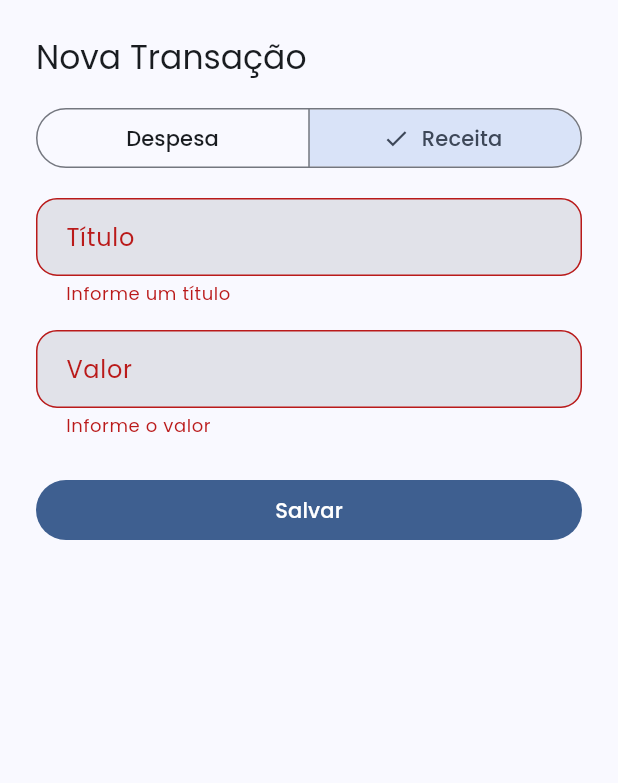
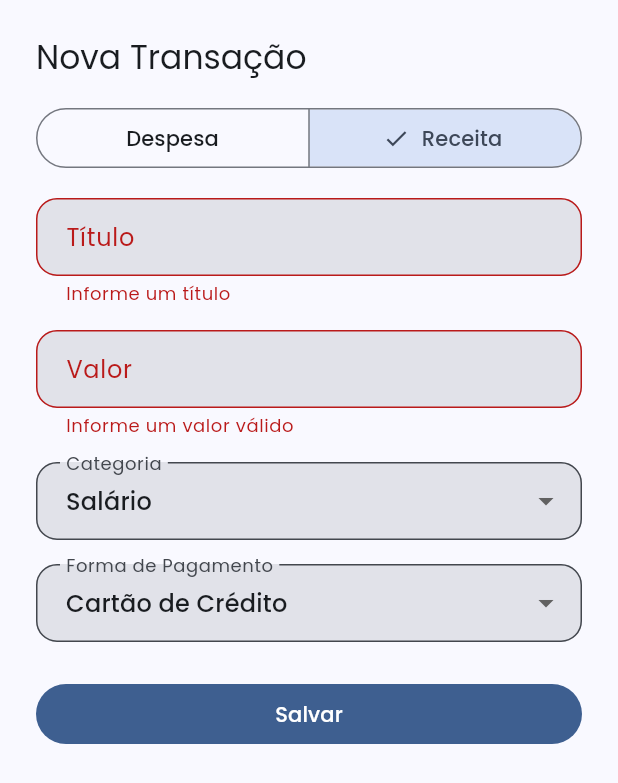
Before and after one commit to PedroT4skr/controle-financeiro-app, a Flutter app: the _TransactionForm widget shown alone on an empty page, opened directly with empty values, after a tap on "Receita", after a tap on "Salvar", on a phone screen of 412 x 824 dp. Shown: the top 783 px of the screen. Run offline on Flutter 3.47's test engine with Material 3 defaults, Android fonts, the phone set to English and light mode, and no system bars; our stand-ins replace cloud_firestore, connectivity_plus, currency_text_input_formatter, firebase_auth, firebase_core, flutter_riverpod and 3 more; accounts and stored records are empty; network calls fail.

Commit message:
feat: add currency formatter, categories, and payment methods for transactions

```diff
--- a/lib/views/dashboard_screen.dart
+++ b/lib/views/dashboard_screen.dart
@@ -2,6 +2,7 @@ import 'package:flutter/material.dart';
 import 'package:flutter_riverpod/flutter_riverpod.dart';
 import 'package:intl/intl.dart';
 import 'package:shimmer/shimmer.dart';
+import 'package:currency_text_input_formatter/currency_text_input_formatter.dart';
 import '../data/models/transaction_model.dart';
 import '../providers/auth_provider.dart';
 import '../providers/transaction_provider.dart';
@@ -415,7 +416,13 @@ class _TransactionListItem extends StatelessWidget {
           child: Icon(icon, color: color),
         ),
         title: Text(transaction.title, style: const TextStyle(fontWeight: FontWeight.bold)),
-        subtitle: Text(DateFormat('dd/MM/yyyy').format(transaction.date)),
+        subtitle: Column(
+          crossAxisAlignment: CrossAxisAlignment.start,
+          children: [
+            Text('${transaction.category} • ${transaction.paymentMethod}'),
+            Text(DateFormat('dd/MM/yyyy').format(transaction.date), style: const TextStyle(fontSize: 12)),
+          ],
+        ),
         trailing: Text(
           '${isIncome ? '+' : '-'} ${currencyFormatter.format(transaction.amount)}',
           style: TextStyle(color: color, fontWeight: FontWeight.bold, fontSize: 16),
@@ -438,7 +445,19 @@ class _TransactionFormState extends ConsumerState<_TransactionForm> {
   final _formKey = GlobalKey<FormState>();
   final _titleController = TextEditingController();
   final _amountController = TextEditingController();
+  final CurrencyTextInputFormatter _currencyFormatter = CurrencyTextInputFormatter.currency(
+    locale: 'pt_BR',
+    symbol: 'R\$',
+    decimalDigits: 2,
+  );
+
   TransactionType _type = TransactionType.despesa;
+  String _category = 'Alimentação';
+  String _paymentMethod = 'Cartão de Crédito';
+
+  final List<String> _expenseCategories = ['Alimentação', 'Transporte', 'Moradia', 'Saúde', 'Educação', 'Lazer', 'Outros'];
+  final List<String> _incomeCategories = ['Salário', 'Serviço', 'Investimentos', 'Presente', 'Outros'];
+  final List<String> _paymentMethods = ['Dinheiro', 'Cartão de Crédito', 'Cartão de Débito', 'PIX', 'Transferência'];
 
   @override
   Widget build(BuildContext context) {
@@ -459,7 +478,12 @@ class _TransactionFormState extends ConsumerState<_TransactionForm> {
                 ButtonSegment(value: TransactionType.receita, label: Text('Receita')),
               ],
               selected: {_type},
-              onSelectionChanged: (set) => setState(() => _type = set.first),
+              onSelectionChanged: (set) {
+                setState(() {
+                  _type = set.first;
+                  _category = _type == TransactionType.despesa ? _expenseCategories.first : _incomeCategories.first;
+                });
+              },
             ),
             const SizedBox(height: 16),
             TextFormField(
@@ -472,19 +496,38 @@ class _TransactionFormState extends ConsumerState<_TransactionForm> {
               controller: _amountController,
               decoration: const InputDecoration(labelText: 'Valor'),
               keyboardType: TextInputType.number,
-              validator: (v) => v!.isEmpty ? 'Informe o valor' : null,
+              inputFormatters: [_currencyFormatter],
+              validator: (v) => _currencyFormatter.getUnformattedValue() <= 0 ? 'Informe um valor válido' : null,
+            ),
+            const SizedBox(height: 16),
+            DropdownButtonFormField<String>(
+              value: _category,
+              decoration: const InputDecoration(labelText: 'Categoria'),
+              items: (_type == TransactionType.despesa ? _expenseCategories : _incomeCategories)
+                  .map((c) => DropdownMenuItem(value: c, child: Text(c)))
+                  .toList(),
+              onChanged: (v) => setState(() => _category = v!),
+            ),
+            const SizedBox(height: 16),
+            DropdownButtonFormField<String>(
+              value: _paymentMethod,
+              decoration: const InputDecoration(labelText: 'Forma de Pagamento'),
+              items: _paymentMethods.map((p) => DropdownMenuItem(value: p, child: Text(p))).toList(),
+              onChanged: (v) => setState(() => _paymentMethod = v!),
             ),
             const SizedBox(height: 24),
             FilledButton(
               onPressed: () async {
                 if (_formKey.currentState!.validate()) {
-                  final amount = double.parse(_amountController.text.replaceAll(',', '.'));
+                  final amount = _currencyFormatter.getUnformattedValue().toDouble();
                   await ref.read(transactionProvider.notifier).addTransaction(
                     userId: widget.userId,
                     title: _titleController.text,
                     amount: amount,
                     date: DateTime.now(),
                     type: _type,
+                    category: _category,
+                    paymentMethod: _paymentMethod,
                   );
                   if (mounted) Navigator.pop(context);
                 }
--- a/pubspec.yaml
+++ b/pubspec.yaml
@@ -20,6 +20,7 @@ dependencies:
   sqflite_common_ffi_web: 0.4.2
   path: ^1.9.1
   intl: ^0.20.2
+  currency_text_input_formatter: ^2.2.0
 
 dev_dependencies:
   flutter_test:
```
Also changed, not shown: lib/data/database/database_helper.dart (+5 -4 lines), lib/data/models/transaction_model.dart (+12 -0 lines), lib/providers/transaction_provider.dart (+8 -0 lines).
